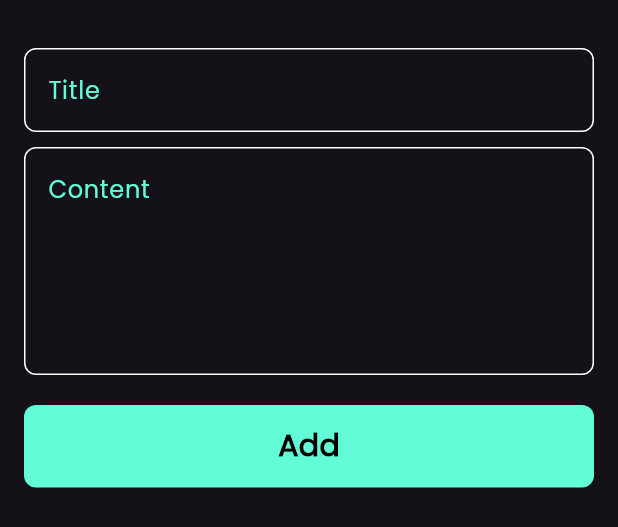
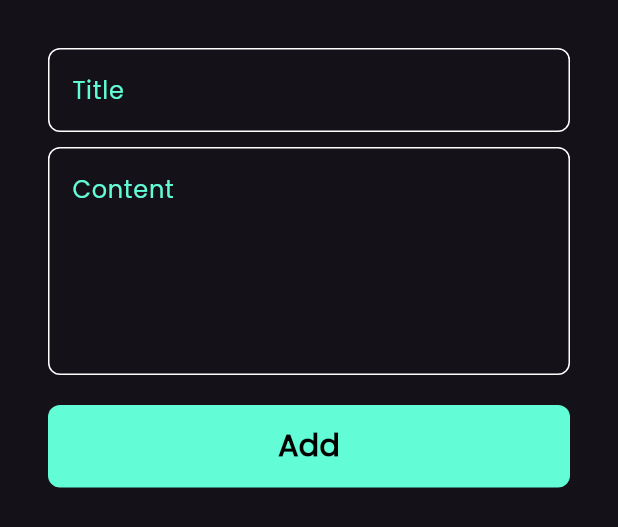
Before and after one commit to reemahmad23/notes_app, a Flutter app: the AddNoteButtonSheet widget shown alone on an empty page, opened directly, on a phone screen of 412 x 824 dp. Shown: the top 527 px of the screen. Run offline on Flutter 3.47's test engine with Material 3 defaults, Android fonts, the phone set to English and light mode, and no system bars; drawn by our look-alikes of modal_progress_hud_nsn; our stand-ins replace flutter_bloc, hive, hive_flutter; accounts and stored records are empty.

Commit message:
change add note bottom

```diff
--- a/lib/widgets/add_note_button_sheet.dart
+++ b/lib/widgets/add_note_button_sheet.dart
@@ -31,15 +31,17 @@ bool isLoading = false;
             }
           },
           builder: (context, state){
-            return ModalProgressHUD
-            (inAsyncCall: state is AddNotesLoading ? true : false,
-            child: SingleChildScrollView(
-              child: AddNoteForm()
+            return AbsorbPointer(
+              absorbing:  state is AddNotesLoading ? true : false,
+              child: Padding(
+                padding: const EdgeInsets.symmetric(horizontal: 16),
+                child: SingleChildScrollView(
+                  child: AddNoteForm()
+                  ),
               ),
-              );
-
+            );
           },
-              ),
+        ),
       ),
     );
   }
--- a/lib/widgets/add_note_form.dart
+++ b/lib/widgets/add_note_form.dart
@@ -1,4 +1,5 @@
 import 'package:app_notes/cubits/add_notes_cubit/add_notes_cubit.dart';
+import 'package:app_notes/cubits/add_notes_cubit/add_notes_state.dart';
 import 'package:app_notes/models/note_model.dart';
 import 'package:app_notes/widgets/custom_button.dart';
 import 'package:app_notes/widgets/custom_text_field.dart';
@@ -47,7 +48,10 @@ class _AddNoteFormState extends State<AddNoteForm> {
           SizedBox(
             height: 20,
           ),
-          CustomButton(
+          BlocBuilder<AddNotesCubit, AddNotesState>(
+            builder: (context, state) {
+            return CustomButton(
+              isLoading: state is AddNotesLoading ? true : false,
               onTap: () {
                 if (formKey.currentState!.validate()){
                   formKey.currentState!.save();
@@ -63,6 +67,8 @@ class _AddNoteFormState extends State<AddNoteForm> {
                   autovalidateMode = AutovalidateMode.always;
                 }
               },
+            );
+            }
           ),
           SizedBox(
             height: 10,
--- a/lib/widgets/custom_button.dart
+++ b/lib/widgets/custom_button.dart
@@ -2,9 +2,11 @@ import 'package:app_notes/constants.dart';
 import 'package:flutter/material.dart';
 
 class CustomButton extends StatelessWidget {
-  const CustomButton({super.key, this.onTap});
+  const CustomButton({super.key, this.onTap,  this.isLoading = false});
 
 final void Function()? onTap;
+
+final bool isLoading;
   @override
   Widget build(BuildContext context) {
     return GestureDetector(
@@ -17,7 +19,13 @@ final void Function()? onTap;
           borderRadius: BorderRadius.circular(8),
         ),
         child: Center(
-          child: Text('Add',
+          child: isLoading ? SizedBox(
+            height: 24 ,
+            width: 24,
+            child: CircularProgressIndicator(
+              color: Colors.black,
+            ),
+          ) : Text('Add',
           style: TextStyle(
             color: Colors.black,
             fontSize: 20,
```
Lines whose indentation alone changed are shown as unchanged.
